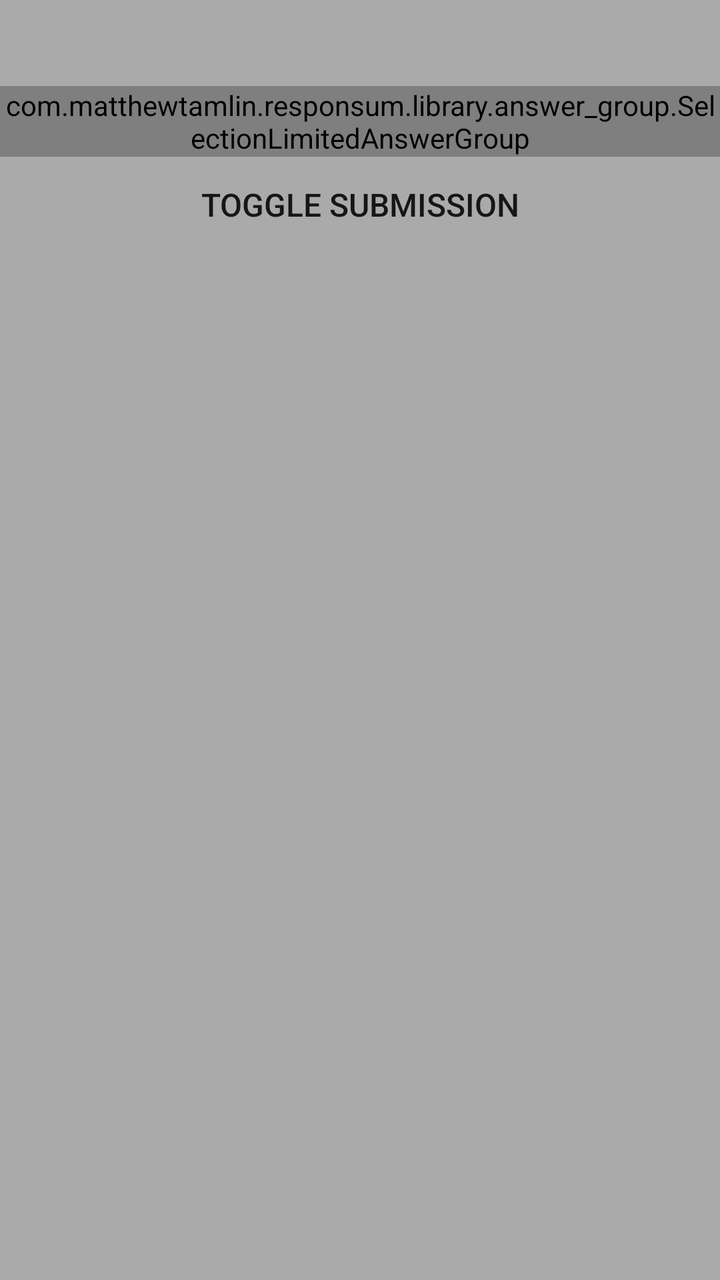
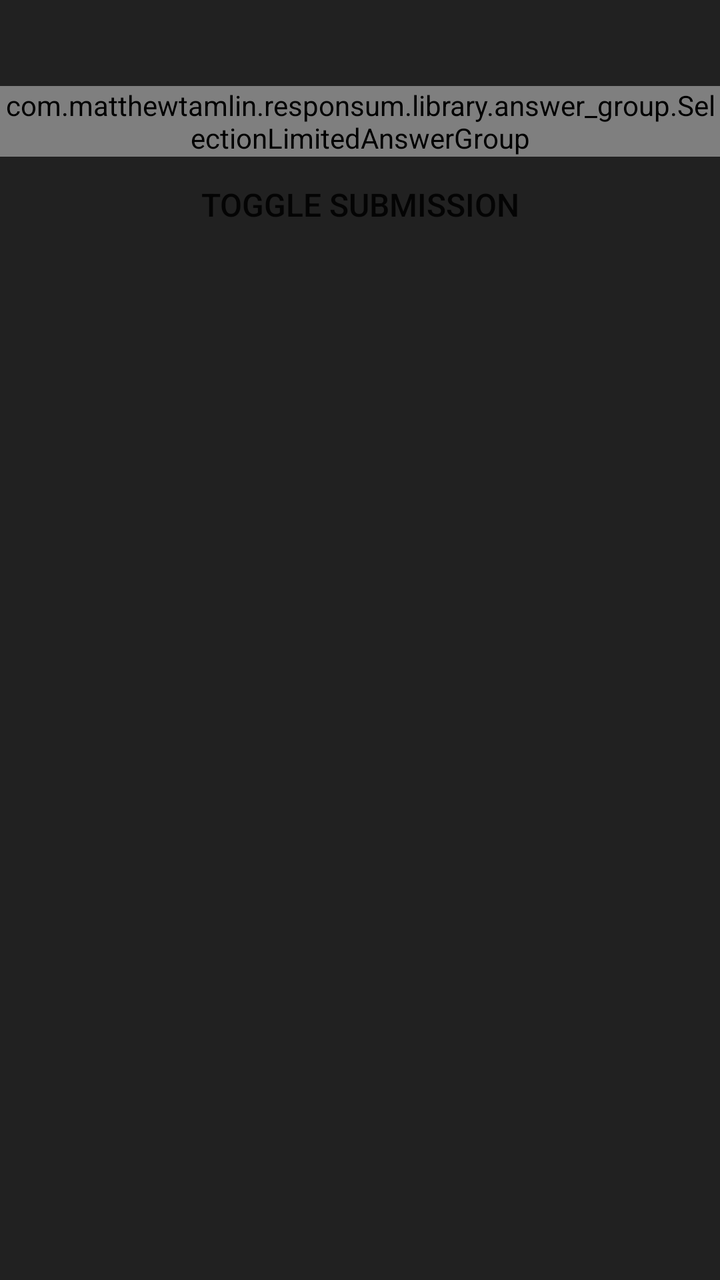

The first picture is an Android layout as it rendered before a commit; the second is the same layout after the commit. The layout source and the unified diff follow.
<!-- AndroidManifest.xml: application theme Theme.AppCompat.Light.DarkActionBar -->
<!-- res/layout/main_activity.xml -->
<?xml version="1.0" encoding="utf-8"?>
<LinearLayout
	xmlns:android="http://schemas.android.com/apk/res/android"
	android:layout_width="match_parent"
	android:layout_height="match_parent"
	android:background="@android:color/darker_gray"
	android:orientation="vertical">

	<TextView
		android:id="@+id/main_Activity_question_container"
		android:layout_width="match_parent"
		android:layout_height="wrap_content"
		android:gravity="center"
		android:padding="8dp"
		android:textColor="@android:color/white"
		android:textSize="20sp"/>

	<com.matthewtamlin.responsum.library.answer_group.SelectionLimitedAnswerGroup
		android:id="@+id/main_activity_answer_group"
		android:layout_width="match_parent"
		android:layout_height="wrap_content"/>

	<Button
		android:id="@+id/main_activity_action_button"
		style="@style/Widget.AppCompat.Button.Borderless"
		android:layout_width="wrap_content"
		android:layout_height="wrap_content"
		android:layout_gravity="center_horizontal"
		android:text="Toggle Submission"
		android:textSize="16sp"/>
</LinearLayout>
<!-- resources referenced by this layout -->
<resources>

</resources>

<!-- the commit's change to res/layout/main_activity.xml (unified diff, before → after) -->
@@ -3,7 +3,7 @@
 	xmlns:android="http://schemas.android.com/apk/res/android"
 	android:layout_width="match_parent"
 	android:layout_height="match_parent"
-	android:background="@android:color/darker_gray"
+	android:background="#FF212121"
 	android:orientation="vertical">
 
 	<TextView
